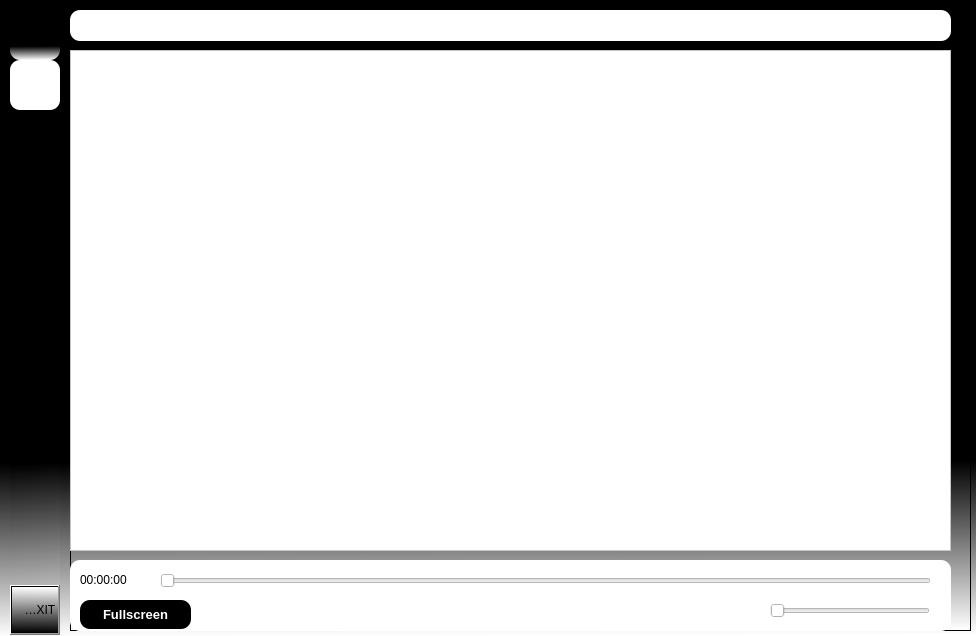
Above: ui/watch.ui from xbinh47/PTI_TungNam_DaiKhang before the change. Below: the same form after it.
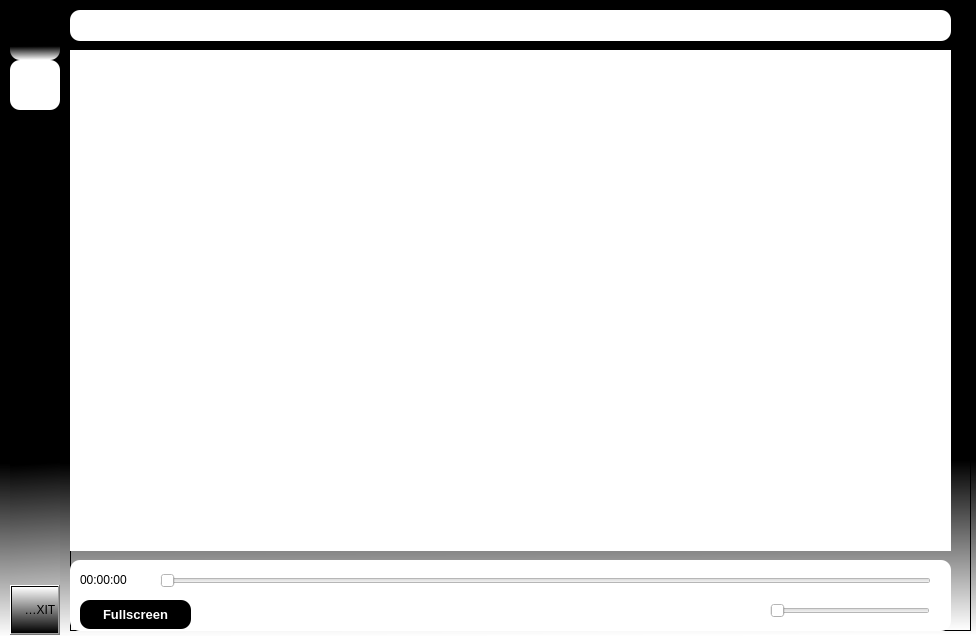
That is the form after the change. Icons and pictures are not drawn.

What changed in the file:
```diff
--- a/ui/watch.ui
+++ b/ui/watch.ui
@@ -226,26 +226,6 @@
       <enum>QFrame::Raised</enum>
      </property>
     </widget>
-    <widget class="QFrame" name="viewFrame">
-     <property name="geometry">
-      <rect>
-       <x>0</x>
-       <y>40</y>
-       <width>881</width>
-       <height>501</height>
-      </rect>
-     </property>
-     <property name="styleSheet">
-      <string notr="true">background-color:rgb(255, 255, 255);
-</string>
-     </property>
-     <property name="frameShape">
-      <enum>QFrame::StyledPanel</enum>
-     </property>
-     <property name="frameShadow">
-      <enum>QFrame::Raised</enum>
-     </property>
-    </widget>
     <widget class="QFrame" name="controlFrame">
      <property name="geometry">
       <rect>
@@ -395,6 +375,19 @@
       </property>
      </widget>
     </widget>
+    <widget class="QWidget" name="videoWidget" native="true">
+     <property name="geometry">
+      <rect>
+       <x>0</x>
+       <y>40</y>
+       <width>881</width>
+       <height>501</height>
+      </rect>
+     </property>
+     <property name="styleSheet">
+      <string notr="true">background-color:rgb(255, 255, 255)</string>
+     </property>
+    </widget>
    </widget>
   </widget>
  </widget>
```
Left out of the diff: 20 changed lines with no effect on the pictures.
